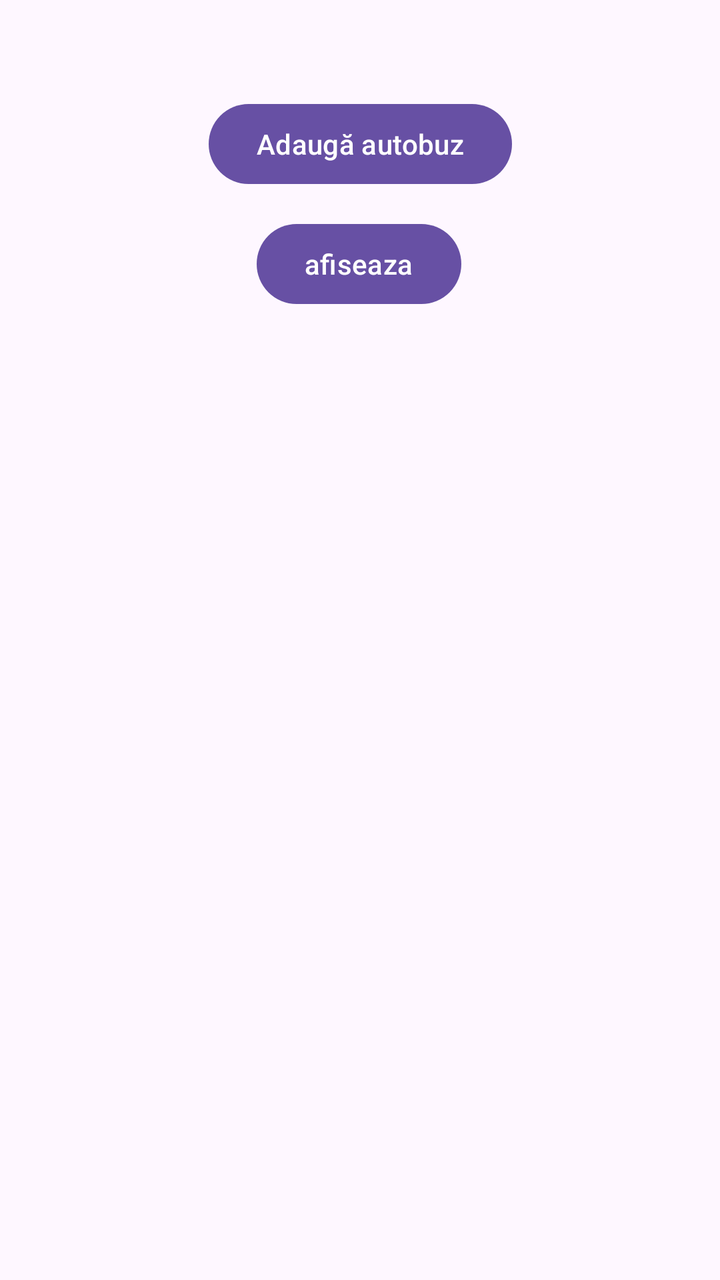
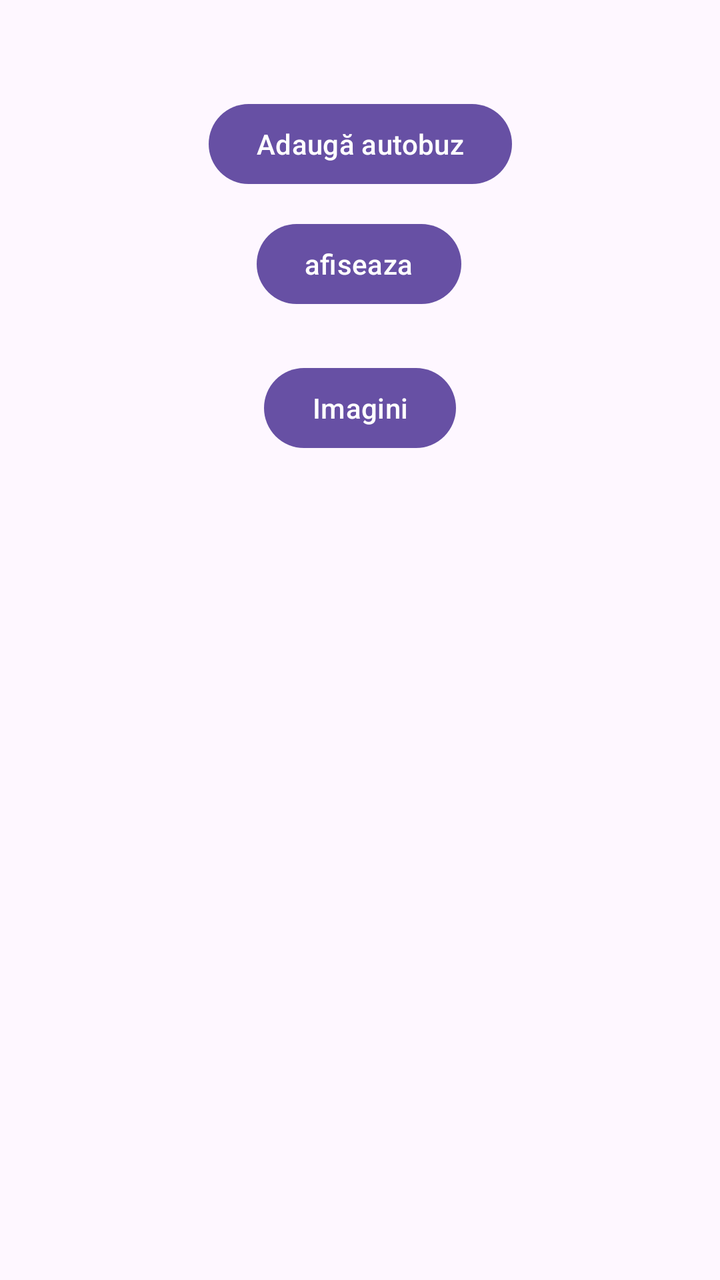

The first picture is an Android layout as it rendered before a commit; the second is the same layout after the commit. The layout source and the unified diff follow.
<!-- AndroidManifest.xml: application theme Theme.Bucur_Andrei_ActivitateDAM2026 -->
<!-- res/layout/activity_main.xml -->
<?xml version="1.0" encoding="utf-8"?>
<androidx.constraintlayout.widget.ConstraintLayout xmlns:android="http://schemas.android.com/apk/res/android"
    xmlns:app="http://schemas.android.com/apk/res-auto"
    xmlns:tools="http://schemas.android.com/tools"
    android:id="@+id/main"
    android:layout_width="match_parent"
    android:layout_height="match_parent"
    tools:context=".MainActivity">

    <Button
        android:id="@+id/btnOpenActivity"
        android:layout_width="wrap_content"
        android:layout_height="wrap_content"
        android:text="@string/btn_adauga"
        app:layout_constraintEnd_toEndOf="parent"
        app:layout_constraintStart_toStartOf="parent"
        app:layout_constraintTop_toTopOf="parent"
        android:layout_marginTop="48dp" />

    <Button
        android:id="@+id/btnShowActivity"
        android:layout_width="wrap_content"
        android:layout_height="wrap_content"
        android:layout_marginTop="108dp"
        android:text="afiseaza"
        app:layout_constraintEnd_toEndOf="parent"
        app:layout_constraintHorizontal_bias="0.498"
        app:layout_constraintStart_toStartOf="parent"
        app:layout_constraintTop_toTopOf="parent" />

</androidx.constraintlayout.widget.ConstraintLayout>
<!-- resources referenced by this layout -->
<resources>
  <string name="btn_adauga">Adaugă autobuz</string>
  <style name="Theme.Bucur_Andrei_ActivitateDAM2026" parent="Base.Theme.Bucur_Andrei_ActivitateDAM2026" />
  <style name="Base.Theme.Bucur_Andrei_ActivitateDAM2026" parent="Theme.Material3.DayNight.NoActionBar">
          
          
      </style>
</resources>

<!-- the commit's change to res/layout/activity_main.xml (unified diff, before → after) -->
@@ -28,4 +28,14 @@
         app:layout_constraintStart_toStartOf="parent"
         app:layout_constraintTop_toTopOf="parent" />
 
+    <Button
+        android:id="@+id/btnImagini"
+        android:layout_width="wrap_content"
+        android:layout_height="wrap_content"
+        android:layout_marginTop="24dp"
+        android:text="Imagini"
+        app:layout_constraintEnd_toEndOf="parent"
+        app:layout_constraintStart_toStartOf="parent"
+        app:layout_constraintTop_toBottomOf="@id/btnShowActivity" />
+
 </androidx.constraintlayout.widget.ConstraintLayout>
